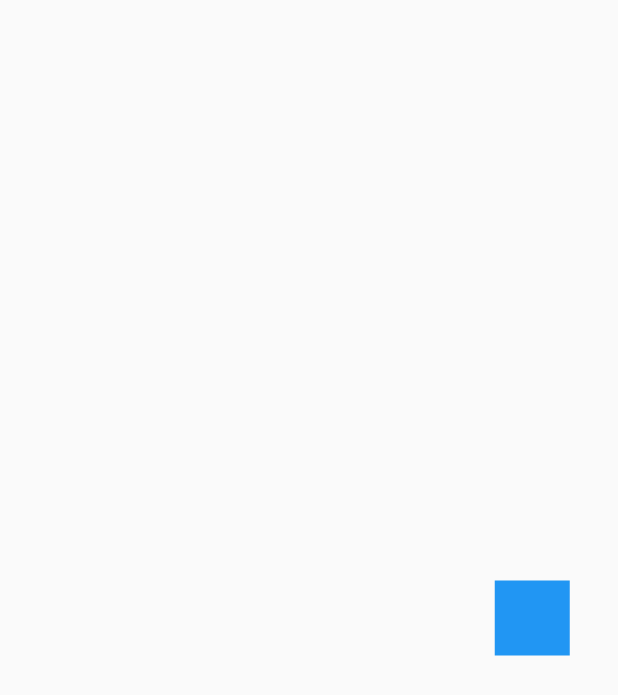
After one commit to JovannyRch/flutter_avanzado, a Flutter app: the AnimationMenu screen opened directly, after a tap on "Reto: Cuadrado con animacion cuadricular", on a phone screen of 412 x 824 dp. The commit adds this screen. Shown: the top 695 px of the screen. Run offline on Flutter 3.47's test engine with Material 2 defaults, Android fonts, the phone set to English and light mode, and no system bars.

Commit message:
Reto: cuadrado con animacion

```diff
--- a/lib/screens/home_screen.dart
+++ b/lib/screens/animations_menu_screen.dart
@@ -1,15 +1,12 @@
 import 'package:flutter/material.dart';
+import 'package:flutter_avanzado/screens/animaciones_screen.dart';
+import 'package:flutter_avanzado/screens/animations_reto_1.dart';
 import 'package:flutter_avanzado/screens/headers_screen.dart';
 
-class HomeScreen extends StatelessWidget {
+class AnimationMenu extends StatelessWidget {
   List<String> ops = [
-    'Header Cuadrado',
-    'Header Redondeado',
-    'Header Diagonal',
-    'Header Triangular',
-    'Header Curvo',
-    'Header Wave',
-    'Header Gradiante',
+    'Cuadrado animado',
+    'Reto: Cuadrado con animacion cuadricular',
   ];
 
   @override
@@ -27,13 +24,18 @@ class HomeScreen extends StatelessWidget {
                     i,
                     ListTile(
                       onTap: () {
-                        Navigator.push(
-                          context,
-                          MaterialPageRoute(
-                              builder: (context) => HeadersHome(
-                                    tipo: i + 1,
-                                  )),
-                        );
+                        if (i == 0) {
+                          Navigator.push(
+                            context,
+                            MaterialPageRoute(
+                                builder: (context) => AnimacionesScreen()),
+                          );
+                        } else {
+                          Navigator.push(
+                            context,
+                            MaterialPageRoute(builder: (context) => Reto1()),
+                          );
+                        }
                       },
                       title: Text(el),
                       trailing: Icon(Icons.arrow_forward_ios),
--- /dev/null
+++ b/lib/screens/animations_reto_1.dart
@@ -0,0 +1,77 @@
+import 'package:flutter/material.dart';
+
+class Reto1 extends StatelessWidget {
+  @override
+  Widget build(BuildContext context) {
+    return Scaffold(
+      body: Center(
+        child: CuadradoAnimado(),
+      ),
+    );
+  }
+}
+
+class CuadradoAnimado extends StatefulWidget {
+  @override
+  _CuadradoAnimadoState createState() => _CuadradoAnimadoState();
+}
+
+class _CuadradoAnimadoState extends State<CuadradoAnimado>
+    with SingleTickerProviderStateMixin {
+  AnimationController ctrl;
+  //Animaciones
+  Animation<double> x1;
+  Animation<double> x2;
+  Animation<double> y1;
+  Animation<double> y2;
+
+  @override
+  void dispose() {
+    ctrl.dispose();
+    super.dispose();
+  }
+
+  @override
+  void initState() {
+    ctrl = new AnimationController(
+        vsync: this, duration: Duration(milliseconds: 4500));
+    x1 = new Tween(begin: 0.0, end: 150.0).animate(CurvedAnimation(
+        parent: ctrl, curve: Interval(0.0, 0.25, curve: Curves.bounceInOut)));
+
+    y1 = new Tween(begin: 0.0, end: -150.0).animate(CurvedAnimation(
+        parent: ctrl, curve: Interval(0.25, 0.50, curve: Curves.bounceInOut)));
+
+    x2 = new Tween(begin: 0.0, end: 150.0).animate(CurvedAnimation(
+        parent: ctrl, curve: Interval(.50, 0.75, curve: Curves.bounceInOut)));
+
+    y2 = new Tween(begin: 0.0, end: -150.0).animate(CurvedAnimation(
+        parent: ctrl, curve: Interval(0.75, 1.0, curve: Curves.bounceInOut)));
+    ctrl.repeat();
+    super.initState();
+  }
+
+  @override
+  Widget build(BuildContext context) {
+    return AnimatedBuilder(
+      animation: ctrl,
+      child: Rectangulo(),
+      builder: (BuildContext context, Widget child) {
+        return Transform.translate(
+          offset: Offset(x1.value - x2.value, y1.value - y2.value),
+          child: Rectangulo(),
+        );
+      },
+    );
+  }
+}
+
+class Rectangulo extends StatelessWidget {
+  @override
+  Widget build(BuildContext context) {
+    return Container(
+      width: 50,
+      height: 50,
+      decoration: BoxDecoration(color: Colors.blue),
+    );
+  }
+}
```
Also changed, not shown: lib/main.dart (+5 -3 lines), lib/screens/animaciones_screen.dart (+12 -4 lines), lib/screens/headers_menu_screen.dart (added, +47 -0 lines).
